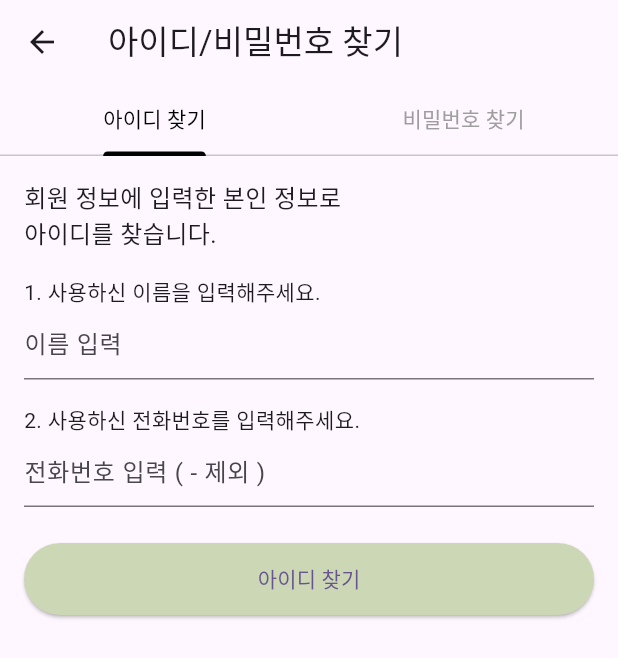
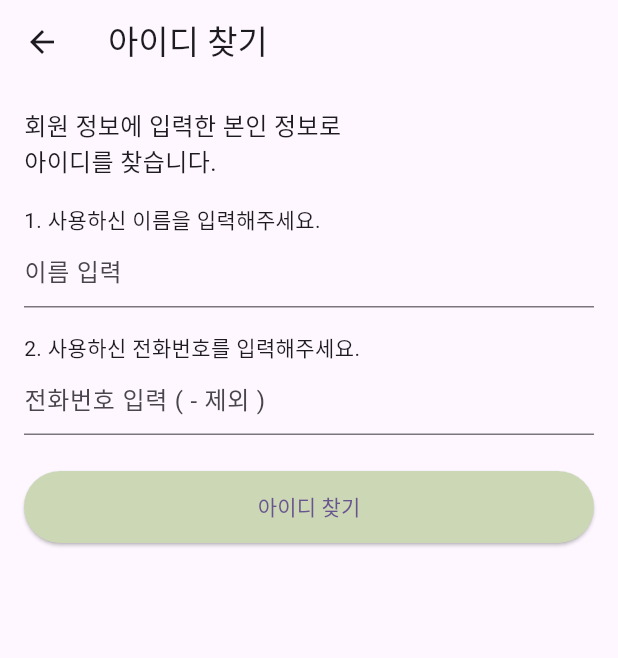
Before and after one commit to hagyeom/flutter_application_1, a Flutter app: the LoginScreen screen opened directly, after a tap on "아이디/비밀번호 찾기", on a phone screen of 412 x 824 dp. Shown: the top 658 px of the screen. Run offline on Flutter 3.47's test engine with Material 3 defaults, Android fonts, the phone set to English and light mode, and no system bars.

Commit message:
로그인/회원가입,id/pw찾기 작업중

```diff
--- a/lib/golf_score_app/main.dart
+++ b/lib/golf_score_app/main.dart
@@ -3,7 +3,7 @@
 작성일: 2024-05-21
 */
 import 'package:flutter/material.dart';
-import 'package:flutter_application_1/golf_score_app/screens/login_screen.dart';
+import 'screens/first_page.dart'; // 수정된 경로로 import
 
 void main() {
   runApp(const MyApp());
@@ -15,11 +15,11 @@ class MyApp extends StatelessWidget {
   @override
   Widget build(BuildContext context) {
     return MaterialApp(
-      title: 'Golf Score App',
+      title: 'Golf App',
       theme: ThemeData(
         primarySwatch: Colors.green,
       ),
-      home: const LoginScreen(), // 첫 화면을 LoginScreen으로 설정
+      home: const FirstPage(), // 첫 화면을 FirstPage로 설정
     );
   }
 }
--- a/lib/golf_score_app/screens/find_id_password_screen.dart
+++ /dev/null
@@ -1,115 +0,0 @@
-/*
-작성자: 윤하겸
-작성일: 2024-05-22
-*/
-// 아이디/비밀번호 찾기(아이디 찾기)
-import 'package:flutter/material.dart';
-
-class FindIdPasswordScreen extends StatefulWidget {
-  const FindIdPasswordScreen({super.key});
-
-  @override
-  FindIdPasswordScreenState createState() => FindIdPasswordScreenState();
-}
-
-class FindIdPasswordScreenState extends State<FindIdPasswordScreen>
-    with SingleTickerProviderStateMixin {
-  late TabController _tabController;
-
-  @override
-  void initState() {
-    super.initState();
-    _tabController = TabController(length: 2, vsync: this);
-  }
-
-  @override
-  void dispose() {
-    _tabController.dispose();
-    super.dispose();
-  }
-
-  @override
-  Widget build(BuildContext context) {
-    return Scaffold(
-      appBar: AppBar(
-        leading: IconButton(
-          icon: const Icon(Icons.arrow_back),
-          onPressed: () {
-            Navigator.pop(context);
-          },
-        ),
-        title: const Text('아이디/비밀번호 찾기'),
-      ),
-      body: Column(
-        children: <Widget>[
-          TabBar(
-            controller: _tabController,
-            tabs: const [
-              Tab(text: '아이디 찾기'),
-              Tab(text: '비밀번호 찾기'),
-            ],
-            labelColor: Colors.black,
-            unselectedLabelColor: Colors.grey,
-            indicatorColor: Colors.black,
-          ),
-          Expanded(
-            child: TabBarView(
-              controller: _tabController,
-              children: [
-                _buildFindIdTab(),
-                _buildFindPasswordTab(),
-              ],
-            ),
-          ),
-        ],
-      ),
-    );
-  }
-
-  Widget _buildFindIdTab() {
-    return Padding(
-      padding: const EdgeInsets.all(16.0),
-      child: Column(
-        crossAxisAlignment: CrossAxisAlignment.start,
-        children: <Widget>[
-          const Text(
-            '회원 정보에 입력한 본인 정보로\n아이디를 찾습니다.',
-            style: TextStyle(fontSize: 16.0),
-          ),
-          const SizedBox(height: 16.0),
-          const Text('1. 사용하신 이름을 입력해주세요.'),
-          const TextField(
-            decoration: InputDecoration(
-              hintText: '이름 입력',
-            ),
-          ),
-          const SizedBox(height: 16.0),
-          const Text('2. 사용하신 전화번호를 입력해주세요.'),
-          const TextField(
-            decoration: InputDecoration(
-              hintText: '전화번호 입력 ( - 제외 )',
-            ),
-          ),
-          const SizedBox(height: 24.0),
-          Center(
-            child: ElevatedButton(
-              onPressed: () {
-                // 아이디 찾기 로직 추가
-              },
-              style: ElevatedButton.styleFrom(
-                backgroundColor: const Color(0xFFCBD7B5),
-                minimumSize: const Size(double.infinity, 48),
-              ),
-              child: const Text('아이디 찾기'),
-            ),
-          ),
-        ],
-      ),
-    );
-  }
-
-  Widget _buildFindPasswordTab() {
-    // 비밀번호 찾기 UI 구현
-    return const Center(child: Text('비밀번호 찾기 기능 구현 예정'));
-  }
-}
--- /dev/null
+++ b/lib/golf_score_app/screens/find_id_screen.dart
@@ -0,0 +1,133 @@
+/*
+작성자: 윤하겸
+작성일: 2024-05-23
+*/
+// 아이디 찾기
+// 아이디 찾기 버튼 누를 시 '사용하신 아이디는' 팝업창을 띄움
+import 'package:flutter/material.dart';
+
+class FindIdScreen extends StatefulWidget {
+  const FindIdScreen({super.key});
+
+  @override
+  FindIdScreenState createState() => FindIdScreenState();
+}
+
+class FindIdScreenState extends State<FindIdScreen> {
+  final TextEditingController _nameController = TextEditingController();
+  final TextEditingController _phoneController = TextEditingController();
+
+  @override
+  void dispose() {
+    _nameController.dispose();
+    _phoneController.dispose();
+    super.dispose();
+  }
+
+  void _findId() {
+    // 실제 아이디 찾기 로직 추가
+    // 임시로 사용자 아이디를 설정
+    String userId = 'jkim@tu.ac.kr';
+
+    showIdDialog(context, userId);
+  }
+
+  @override
+  Widget build(BuildContext context) {
+    return Scaffold(
+      appBar: AppBar(
+        leading: IconButton(
+          icon: const Icon(Icons.arrow_back),
+          onPressed: () {
+            Navigator.pop(context);
+          },
+        ),
+        title: const Text('아이디 찾기'),
+      ),
+      body: Padding(
+        padding: const EdgeInsets.all(16.0),
+        child: Column(
+          crossAxisAlignment: CrossAxisAlignment.start,
+          children: <Widget>[
+            const Text(
+              '회원 정보에 입력한 본인 정보로\n아이디를 찾습니다.',
+              style: TextStyle(fontSize: 16.0),
+            ),
+            const SizedBox(height: 16.0),
+            const Text('1. 사용하신 이름을 입력해주세요.'),
+            TextField(
+              controller: _nameController,
+              decoration: const InputDecoration(
+                hintText: '이름 입력',
+              ),
+            ),
+            const SizedBox(height: 16.0),
+            const Text('2. 사용하신 전화번호를 입력해주세요.'),
+            TextField(
+              controller: _phoneController,
+              decoration: const InputDecoration(
+                hintText: '전화번호 입력 ( - 제외 )',
+              ),
+            ),
+            const SizedBox(height: 24.0),
+            Center(
+              child: ElevatedButton(
+                onPressed: _findId,
+                style: ElevatedButton.styleFrom(
+                  backgroundColor: const Color(0xFFCBD7B5),
+                  minimumSize: const Size(double.infinity, 48),
+                ),
+                child: const Text('아이디 찾기'),
+              ),
+            ),
+          ],
+        ),
+      ),
+    );
+  }
+}
+
+void showIdDialog(BuildContext context, String userId) {
+  showDialog(
+    context: context,
+    builder: (BuildContext context) {
+      return GestureDetector(
+        onTap: () {
+          Navigator.of(context).pop();
+        },
+        child: AlertDialog(
+          shape: const RoundedRectangleBorder(
+            borderRadius: BorderRadius.all(Radius.circular(20.0)),
+          ),
+          contentPadding: const EdgeInsets.all(24.0),
+          content: Column(
+            mainAxisSize: MainAxisSize.min,
+            children: <Widget>[
+              const Text(
+                '사용하신 아이디는',
+                style: TextStyle(fontSize: 16.0),
+              ),
+              const SizedBox(height: 8.0),
+              Text(
+                userId,
+                style: const TextStyle(
+                    fontSize: 20.0, fontWeight: FontWeight.bold),
+              ),
+              const SizedBox(height: 16.0),
+              ElevatedButton(
+                onPressed: () {
+                  Navigator.of(context).pop();
+                },
+                style: ElevatedButton.styleFrom(
+                  backgroundColor: const Color(0xFFCBD7B5),
+                  minimumSize: const Size(double.infinity, 48),
+                ),
+                child: const Text('확인'),
+              ),
+            ],
+          ),
+        ),
+      );
+    },
+  );
+}
--- a/lib/golf_score_app/screens/login_screen.dart
+++ b/lib/golf_score_app/screens/login_screen.dart
@@ -4,7 +4,8 @@
 */
 // 로그인 페이지
 import 'package:flutter/material.dart';
-import 'find_id_password_screen.dart'; // Import the find id/password screen
+import 'find_id_screen.dart';
+import 'sign_up_screen.dart'; // SignUpScreen을 import
 
 class LoginScreen extends StatelessWidget {
   const LoginScreen({super.key});
@@ -15,41 +16,135 @@ class LoginScreen extends StatelessWidget {
       appBar: AppBar(
         title: const Text('로그인'),
       ),
-      body: Padding(
-        padding: const EdgeInsets.all(16.0),
-        child: Column(
-          crossAxisAlignment: CrossAxisAlignment.start,
-          children: <Widget>[
-            const TextField(
-              decoration: InputDecoration(
-                labelText: '아이디',
+      body: Container(
+        decoration: const BoxDecoration(
+          image: DecorationImage(
+            image: AssetImage('assets/background.jpg'),
+            fit: BoxFit.cover,
           ),
         ),
-            const TextField(
+        child: Center(
+          child: SingleChildScrollView(
+            padding: const EdgeInsets.symmetric(horizontal: 24.0),
+            child: Column(
+              mainAxisAlignment: MainAxisAlignment.center,
+              children: <Widget>[
+                const Text(
+                  '로그인',
+                  style: TextStyle(
+                      fontSize: 32.0,
+                      fontWeight: FontWeight.bold,
+                      color: Colors.white),
+                ),
+                const SizedBox(height: 16.0),
+                TextField(
                   decoration: InputDecoration(
+                    filled: true,
+                    fillColor: Colors.white,
+                    labelText: '아이디',
+                    border: OutlineInputBorder(
+                      borderRadius: BorderRadius.circular(8.0),
+                    ),
+                  ),
+                ),
+                const SizedBox(height: 8.0),
+                TextField(
+                  obscureText: true,
+                  decoration: InputDecoration(
+                    filled: true,
+                    fillColor: Colors.white,
                     labelText: '비밀번호',
+                    border: OutlineInputBorder(
+                      borderRadius: BorderRadius.circular(8.0),
                     ),
-              obscureText: true,
+                    suffixIcon: IconButton(
+                      icon: const Icon(Icons.visibility),
+                      onPressed: () {
+                        // 비밀번호 표시/숨김 기능 추가
+                      },
+                    ),
+                  ),
+                ),
+                const SizedBox(height: 8.0),
+                const Text(
+                  '아이디 및 비밀번호를 잘못 입력하셨습니다. 확인해주세요.',
+                  style: TextStyle(color: Colors.red),
                 ),
                 const SizedBox(height: 16.0),
                 ElevatedButton(
                   onPressed: () {
-                // 로그인 로직 추가
+                    // 로그인 버튼 눌렀을 때의 동작
                   },
-              child: const Text('로그인'),
+                  style: ElevatedButton.styleFrom(
+                    backgroundColor: const Color(0xFFCBD7B5),
+                    minimumSize: const Size(double.infinity, 48),
+                  ),
+                  child: const Text('로그인하기'),
+                ),
+                Row(
+                  mainAxisAlignment: MainAxisAlignment.spaceBetween,
+                  children: [
+                    TextButton(
+                      onPressed: () {
+                        Navigator.push(
+                          context,
+                          MaterialPageRoute(
+                              builder: (context) => const SignUpScreen()),
+                        );
+                      },
+                      style:
+                          TextButton.styleFrom(foregroundColor: Colors.white),
+                      child: const Text('회원가입하기'),
                     ),
                     TextButton(
                       onPressed: () {
                         Navigator.push(
                           context,
                           MaterialPageRoute(
-                    builder: (context) => const FindIdPasswordScreen(),
-                  ),
+                              builder: (context) => const FindIdScreen()),
                         );
                       },
+                      style:
+                          TextButton.styleFrom(foregroundColor: Colors.white),
                       child: const Text('아이디/비밀번호 찾기'),
                     ),
                   ],
+                ),
+                const SizedBox(height: 16.0),
+                const Text('or', style: TextStyle(color: Colors.white)),
+                const SizedBox(height: 16.0),
+                Row(
+                  mainAxisAlignment: MainAxisAlignment.spaceEvenly,
+                  children: [
+                    IconButton(
+                      icon: Image.asset('assets/naver.png'),
+                      onPressed: () {
+                        // 네이버 로그인 기능 추가
+                      },
+                    ),
+                    IconButton(
+                      icon: Image.asset('assets/kakao.png'),
+                      onPressed: () {
+                        // 카카오톡 로그인 기능 추가
+                      },
+                    ),
+                    IconButton(
+                      icon: Image.asset('assets/google.png'),
+                      onPressed: () {
+                        // 구글 로그인 기능 추가
+                      },
+                    ),
+                    IconButton(
+                      icon: Image.asset('assets/facebook.png'),
+                      onPressed: () {
+                        // 페이스북 로그인 기능 추가
+                      },
+                    ),
+                  ],
+                ),
+              ],
+            ),
+          ),
         ),
       ),
     );
```
Also changed, not shown: lib/golf_score_app/screens/first_page.dart (added, +66 -0 lines). Lines whose indentation alone changed are shown as unchanged.
